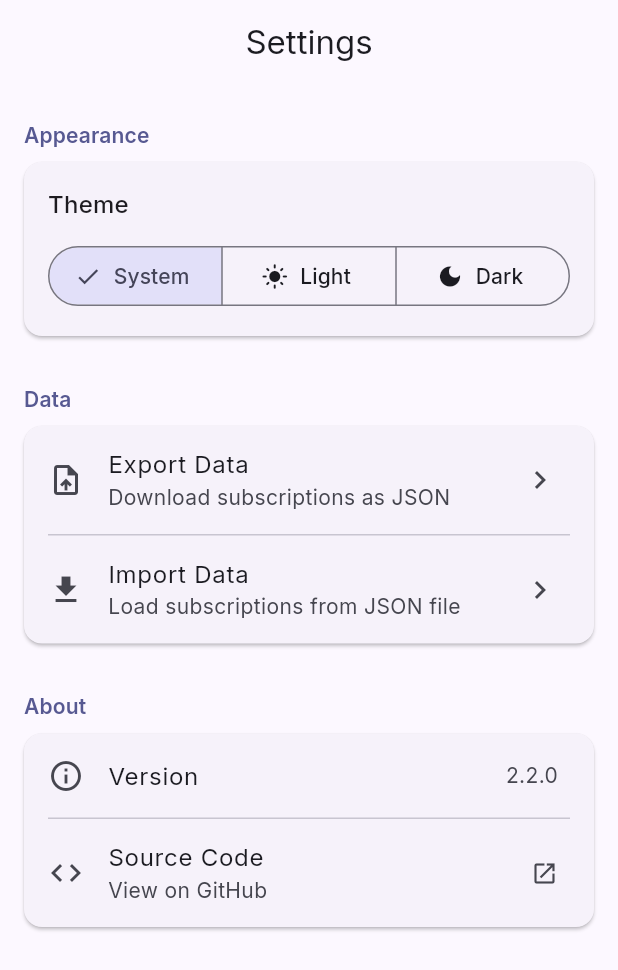
After one commit to andrelupe/sub-tracker, a Flutter app: the SettingsScreen screen opened by its route, on a phone screen of 412 x 824 dp. The commit adds this screen. Shown: the top 970 px of the screen. Run offline on Flutter 3.47's test engine with Material 3 defaults, Android fonts, the phone set to English and light mode, and no system bars; our stand-ins replace file_picker, flutter_dotenv, flutter_riverpod, flutter_slidable, go_router, google_fonts and 2 more; missing offline and left inert: dart:html; accounts and stored records are empty; generated files the repository leaves out were written again; network calls fail.

Commit message:
v2.2.0 — Settings & Data Management (#5)
* feat: add settings screen with theme selector and data management (#3)

- **Settings Screen**: new vertical slice with appearance, data, and about sections
- **Theme Selector**: SegmentedButton with system/light/dark modes using SharedPreferences
- **Export/Import**: JSON file handling with validation and web download support
- **About Section**: app version display and GitHub link via url_launcher
- **API Service**: new postList() method for bulk import operations
- **Subscription Service**: importSubscriptions() method for data import
- **Router**: /settings route with navigation icon in home screen AppBar
- **Main App**: reactive theme mode integration with ThemeModeNotifier
- **Dependencies**: file_picker, shared_preferences, url_launcher packages
- **Version**: updated to v2.2.0 in constants and pubspec

Co-authored-by: andre.pereira <andre.pereira@relexsolutions.com>

* feat: implement bulk import endpoint for subscriptions (#4)

- **ImportEndpoint**: new POST /api/subscriptions/import endpoint with atomic operations
- **Request/Response models**: SubscriptionImportDto with validation for bulk import
- **Validation**: comprehensive checks for name, amount, currency, billing cycle, category
- **Domain model**: added Deactivate() method to Subscription entity
- **Atomic operations**: all-or-nothing import - fails entirely if any item invalid
- **Test coverage**: 20 new integration tests covering validation and edge cases
- **Currency support**: EUR, USD, GBP validation with proper error messages
- **Billing cycles**: Weekly, Monthly, Quarterly, Yearly enum validation

Co-authored-by: andre.pereira <andre.pereira@relexsolutions.com>

* fix: align JSON import format with backend expectations

- **FileService**: export format now wraps array in subscriptions object
- **FileService**: import validation expects {"subscriptions": [...]} format only
- **SubscriptionApiService**: use post() with structured object instead of postList()
- **ApiService**: accept both 200 and 201 status codes for import endpoint
- **ApiService**: removed unused postList() method
- Fixes import error 400 and ensures automatic cache refresh after import

---------

Co-authored-by: andre.pereira <andre.pereira@relexsolutions.com>

```diff
--- a/lib/core/constants/app_constants.dart
+++ b/lib/core/constants/app_constants.dart
@@ -4,7 +4,7 @@ import 'package:flutter_dotenv/flutter_dotenv.dart';
 abstract final class AppConstants {
   /// Current application version.
   /// This should match the version in pubspec.yaml.
-  static const String version = '2.1.0';
+  static const String version = '2.2.0';
 
   /// Application name.
   static const String appName = 'SubTracker';
--- a/lib/core/router/app_router.dart
+++ b/lib/core/router/app_router.dart
@@ -1,6 +1,7 @@
 import 'package:flutter/material.dart';
 import 'package:go_router/go_router.dart';
 import 'package:riverpod_annotation/riverpod_annotation.dart';
+import 'package:subtracker/features/settings/screens/settings_screen.dart';
 import 'package:subtracker/features/subscriptions/screens/home_screen.dart';
 import 'package:subtracker/features/subscriptions/screens/subscription_form_screen.dart';
 
@@ -10,6 +11,7 @@ abstract class AppRoutes {
   static const home = '/';
   static const addSubscription = '/subscription/add';
   static const editSubscription = '/subscription/edit/:id';
+  static const settings = '/settings';
 
   static String editSubscriptionPath(String id) => '/subscription/edit/$id';
 }
@@ -37,6 +39,11 @@ GoRouter appRouter(AppRouterRef ref) {
           return SubscriptionFormScreen(subscriptionId: id);
         },
       ),
+      GoRoute(
+        path: AppRoutes.settings,
+        name: 'settings',
+        builder: (context, state) => const SettingsScreen(),
+      ),
     ],
     errorBuilder: (context, state) => Scaffold(
       body: Center(
--- a/lib/core/services/api_service.dart
+++ b/lib/core/services/api_service.dart
@@ -80,7 +80,7 @@ class ApiService {
           )
           .timeout(_timeout);
 
-      if (response.statusCode == 201) {
+      if (response.statusCode == 200 || response.statusCode == 201) {
         final dynamic decoded = json.decode(response.body);
         if (fromJson != null) {
           return fromJson(decoded as Map<String, dynamic>);
--- /dev/null
+++ b/lib/features/settings/providers/settings_providers.dart
@@ -0,0 +1,38 @@
+import 'package:flutter/material.dart';
+import 'package:riverpod_annotation/riverpod_annotation.dart';
+import 'package:shared_preferences/shared_preferences.dart';
+
+part 'settings_providers.g.dart';
+
+const _themeModeKey = 'theme_mode';
+
+@Riverpod(keepAlive: true)
+class ThemeModeNotifier extends _$ThemeModeNotifier {
+  @override
+  ThemeMode build() {
+    _loadThemeMode();
+    return ThemeMode.system;
+  }
+
+  Future<void> _loadThemeMode() async {
+    final prefs = await SharedPreferences.getInstance();
+    final value = prefs.getString(_themeModeKey);
+    if (value != null) {
+      state = _themeModeFromString(value);
+    }
+  }
+
+  Future<void> setThemeMode(ThemeMode mode) async {
+    state = mode;
+    final prefs = await SharedPreferences.getInstance();
+    await prefs.setString(_themeModeKey, mode.name);
+  }
+
+  static ThemeMode _themeModeFromString(String value) {
+    return switch (value) {
+      'light' => ThemeMode.light,
+      'dark' => ThemeMode.dark,
+      _ => ThemeMode.system,
+    };
+  }
+}
--- /dev/null
+++ b/lib/features/settings/screens/settings_screen.dart
@@ -0,0 +1,55 @@
+import 'package:flutter/material.dart';
+import 'package:flutter_riverpod/flutter_riverpod.dart';
+import 'package:subtracker/features/settings/widgets/about_section.dart';
+import 'package:subtracker/features/settings/widgets/export_button.dart';
+import 'package:subtracker/features/settings/widgets/import_button.dart';
+import 'package:subtracker/features/settings/widgets/theme_selector.dart';
+
+/// Settings screen with theme selection, data management and about info.
+class SettingsScreen extends ConsumerWidget {
+  const SettingsScreen({super.key});
+
+  @override
+  Widget build(BuildContext context, WidgetRef ref) {
+    return Scaffold(
+      appBar: AppBar(
+        title: const Text('Settings'),
+      ),
+      body: ListView(
+        padding: const EdgeInsets.symmetric(vertical: 16),
+        children: [
+          const ThemeSelector(),
+          const SizedBox(height: 24),
+          Padding(
+            padding: const EdgeInsets.symmetric(horizontal: 16, vertical: 8),
+            child: Text(
+              'Data',
+              style: Theme.of(context).textTheme.titleSmall?.copyWith(
+                    color: Theme.of(context).colorScheme.primary,
+                    fontWeight: FontWeight.w600,
+                  ),
+            ),
+          ),
+          Card(
+            margin: const EdgeInsets.symmetric(horizontal: 16),
+            child: Column(
+              children: [
+                const ExportButton(),
+                Divider(
+                  height: 1,
+                  indent: 16,
+                  endIndent: 16,
+                  color: Theme.of(context).colorScheme.outlineVariant,
+                ),
+                const ImportButton(),
+              ],
+            ),
+          ),
+          const SizedBox(height: 24),
+          const AboutSection(),
+          const SizedBox(height: 32),
+        ],
+      ),
+    );
+  }
+}
--- /dev/null
+++ b/lib/features/settings/services/file_service.dart
@@ -0,0 +1,80 @@
+import 'dart:convert';
+
+import 'package:flutter/foundation.dart';
+import 'package:subtracker/features/subscriptions/models/subscription.dart';
+
+// ignore: always_use_package_imports
+import 'file_service_stub.dart'
+    // ignore: always_use_package_imports
+    if (dart.library.html) 'file_service_web.dart' as platform;
+
+/// Service for handling file export and import operations.
+class FileService {
+  const FileService();
+
+  /// Exports subscriptions as a formatted JSON string.
+  String formatExportJson(List<Subscription> subscriptions) {
+    final exportData = subscriptions.map((sub) {
+      return {
+        'name': sub.name,
+        'description': sub.description,
+        'amount': sub.amount,
+        'currency': sub.currency,
+        'billingCycle': sub.billingCycle.label,
+        'category': sub.category.label,
+        'startDate': sub.startDate.toIso8601String().split('T').first,
+        'url': sub.url,
+        'reminderDaysBefore': sub.reminderDaysBefore,
+        'isActive': sub.isActive,
+      };
+    }).toList();
+
+    // Wrap in subscriptions object
+    final wrappedData = {'subscriptions': exportData};
+
+    const encoder = JsonEncoder.withIndent('  ');
+    return encoder.convert(wrappedData);
+  }
+
+  /// Generates the export filename with current date.
+  String get exportFilename {
+    final now = DateTime.now();
+    final date =
+        '${now.year}-${now.month.toString().padLeft(2, '0')}-${now.day.toString().padLeft(2, '0')}';
+    return 'subtracker_export_$date.json';
+  }
+
+  /// Downloads a JSON file in the browser (web only).
+  void downloadJsonWeb(String jsonContent, String filename) {
+    if (kIsWeb) {
+      platform.downloadFile(jsonContent, filename);
+    }
+  }
+
+  /// Validates that the JSON content has a 'subscriptions' property with an array.
+  List<Map<String, dynamic>>? validateImportJson(String jsonContent) {
+    try {
+      final dynamic decoded = json.decode(jsonContent);
+
+      // Expect object format: {"subscriptions": [...]}
+      if (decoded is! Map<String, dynamic>) return null;
+      if (!decoded.containsKey('subscriptions')) return null;
+      if (decoded['subscriptions'] is! List) return null;
+
+      final subscriptionsList = decoded['subscriptions'] as List<dynamic>;
+
+      final items = <Map<String, dynamic>>[];
+      for (final dynamic item in subscriptionsList) {
+        if (item is! Map<String, dynamic>) return null;
+        if (!item.containsKey('name') || !item.containsKey('amount')) {
+          return null;
+        }
+        items.add(item);
+      }
+
+      return items;
+    } catch (_) {
+      return null;
+    }
+  }
+}
--- /dev/null
+++ b/lib/features/settings/services/file_service_stub.dart
@@ -0,0 +1,6 @@
+/// Stub implementation for non-web platforms.
+/// On native platforms, file export uses the file system directly.
+void downloadFile(String content, String filename) {
+  // No-op on non-web platforms.
+  // Native export could use path_provider + file system in the future.
+}
--- /dev/null
+++ b/lib/features/settings/services/file_service_web.dart
@@ -0,0 +1,18 @@
+// ignore_for_file: avoid_web_libraries_in_flutter
+
+import 'dart:convert';
+// ignore: unnecessary_import
+import 'dart:html' as html;
+
+/// Downloads a file in the browser by creating a temporary anchor element.
+void downloadFile(String content, String filename) {
+  final bytes = utf8.encode(content);
+  final blob = html.Blob([bytes], 'application/json');
+  final url = html.Url.createObjectUrlFromBlob(blob);
+
+  html.AnchorElement(href: url)
+    ..setAttribute('download', filename)
+    ..click();
+
+  html.Url.revokeObjectUrl(url);
+}
--- /dev/null
+++ b/lib/features/settings/widgets/about_section.dart
@@ -0,0 +1,70 @@
+import 'package:flutter/material.dart';
+import 'package:subtracker/core/constants/app_constants.dart';
+import 'package:url_launcher/url_launcher.dart';
+
+/// Section that displays app version and useful links.
+class AboutSection extends StatelessWidget {
+  const AboutSection({super.key});
+
+  static const _githubUrl = 'https://github.com/andrelupe/sub-tracker';
+
+  Future<void> _openUrl(BuildContext context, String url) async {
+    final uri = Uri.parse(url);
+    if (await canLaunchUrl(uri)) {
+      await launchUrl(uri, mode: LaunchMode.externalApplication);
+    } else {
+      if (context.mounted) {
+        ScaffoldMessenger.of(context).showSnackBar(
+          SnackBar(
+            content: Text('Could not open $url'),
+            behavior: SnackBarBehavior.floating,
+          ),
+        );
+      }
+    }
+  }
+
+  @override
+  Widget build(BuildContext context) {
+    return Column(
+      crossAxisAlignment: CrossAxisAlignment.start,
+      children: [
+        Padding(
+          padding: const EdgeInsets.symmetric(horizontal: 16, vertical: 8),
+          child: Text(
+            'About',
+            style: Theme.of(context).textTheme.titleSmall?.copyWith(
+                  color: Theme.of(context).colorScheme.primary,
+                  fontWeight: FontWeight.w600,
+                ),
+          ),
+        ),
+        Card(
+          margin: const EdgeInsets.symmetric(horizontal: 16),
+          child: Column(
+            children: [
+              ListTile(
+                leading: const Icon(Icons.info_outline),
+                title: const Text('Version'),
+                trailing: Text(
+                  AppConstants.version,
+                  style: Theme.of(context).textTheme.bodyMedium?.copyWith(
+                        color: Theme.of(context).colorScheme.onSurfaceVariant,
+                      ),
+                ),
+              ),
+              const Divider(height: 1, indent: 16, endIndent: 16),
+              ListTile(
+                leading: const Icon(Icons.code),
+                title: const Text('Source Code'),
+                subtitle: const Text('View on GitHub'),
+                trailing: const Icon(Icons.open_in_new, size: 18),
+                onTap: () => _openUrl(context, _githubUrl),
+              ),
+            ],
+          ),
+        ),
+      ],
+    );
+  }
+}
--- /dev/null
+++ b/lib/features/settings/widgets/export_button.dart
@@ -0,0 +1,74 @@
+import 'package:flutter/foundation.dart';
+import 'package:flutter/material.dart';
+import 'package:flutter_riverpod/flutter_riverpod.dart';
+import 'package:subtracker/core/providers/api_providers.dart';
+import 'package:subtracker/features/settings/services/file_service.dart';
+
+/// Button that exports all subscriptions as a JSON file.
+class ExportButton extends ConsumerStatefulWidget {
+  const ExportButton({super.key});
+
+  @override
+  ConsumerState<ExportButton> createState() => _ExportButtonState();
+}
+
+class _ExportButtonState extends ConsumerState<ExportButton> {
+  bool _isLoading = false;
+
+  Future<void> _export() async {
+    setState(() => _isLoading = true);
+
+    try {
+      final apiService = ref.read(subscriptionApiServiceProvider);
+      final subscriptions = await apiService.getAllSubscriptions();
+
+      const fileService = FileService();
+      final jsonContent = fileService.formatExportJson(subscriptions);
+      final filename = fileService.exportFilename;
+
+      if (kIsWeb) {
+        fileService.downloadJsonWeb(jsonContent, filename);
+      }
+
+      if (mounted) {
+        ScaffoldMessenger.of(context).showSnackBar(
+          SnackBar(
+            content: Text(
+              'Exported ${subscriptions.length} subscriptions to $filename',
+            ),
+            behavior: SnackBarBehavior.floating,
+          ),
+        );
+      }
+    } catch (error) {
+      if (mounted) {
+        ScaffoldMessenger.of(context).showSnackBar(
+          SnackBar(
+            content: Text('Export failed: $error'),
+            behavior: SnackBarBehavior.floating,
+            backgroundColor: Theme.of(context).colorScheme.error,
+          ),
+        );
+      }
+    } finally {
+      if (mounted) setState(() => _isLoading = false);
+    }
+  }
+
+  @override
+  Widget build(BuildContext context) {
+    return ListTile(
+      leading: const Icon(Icons.upload_file),
+      title: const Text('Export Data'),
+      subtitle: const Text('Download subscriptions as JSON'),
+      trailing: _isLoading
+          ? const SizedBox(
+              width: 24,
+              height: 24,
+              child: CircularProgressIndicator(strokeWidth: 2),
+            )
+          : const Icon(Icons.chevron_right),
+      onTap: _isLoading ? null : _export,
+    );
+  }
+}
--- /dev/null
+++ b/lib/features/settings/widgets/import_button.dart
@@ -0,0 +1,144 @@
+import 'dart:convert';
+
+import 'package:file_picker/file_picker.dart';
+import 'package:flutter/material.dart';
+import 'package:flutter_riverpod/flutter_riverpod.dart';
+import 'package:subtracker/core/providers/api_providers.dart';
+import 'package:subtracker/features/settings/services/file_service.dart';
+import 'package:subtracker/features/subscriptions/providers/subscription_providers.dart';
+
+/// Button that imports subscriptions from a JSON file.
+class ImportButton extends ConsumerStatefulWidget {
+  const ImportButton({super.key});
+
+  @override
+  ConsumerState<ImportButton> createState() => _ImportButtonState();
+}
+
+class _ImportButtonState extends ConsumerState<ImportButton> {
+  bool _isLoading = false;
+
+  Future<void> _import() async {
+    setState(() => _isLoading = true);
+
+    try {
+      final result = await FilePicker.platform.pickFiles(
+        type: FileType.custom,
+        allowedExtensions: ['json'],
+        withData: true,
+      );
+
+      if (result == null || result.files.isEmpty) {
+        if (mounted) setState(() => _isLoading = false);
+        return;
+      }
+
+      final file = result.files.first;
+      final String jsonContent;
+
+      if (file.bytes != null) {
+        jsonContent = utf8.decode(file.bytes!);
+      } else {
+        if (mounted) {
+          ScaffoldMessenger.of(context).showSnackBar(
+            SnackBar(
+              content: const Text('Could not read file contents'),
+              behavior: SnackBarBehavior.floating,
+              backgroundColor: Theme.of(context).colorScheme.error,
+            ),
+          );
+        }
+        return;
+      }
+
+      const fileService = FileService();
+      final validated = fileService.validateImportJson(jsonContent);
+
+      if (validated == null) {
+        if (mounted) {
+          ScaffoldMessenger.of(context).showSnackBar(
+            SnackBar(
+              content: const Text(
+                'Invalid file format. Expected a JSON array of subscriptions.',
+              ),
+              behavior: SnackBarBehavior.floating,
+              backgroundColor: Theme.of(context).colorScheme.error,
+            ),
+          );
+        }
+        return;
+      }
+
+      if (!mounted) return;
+
+      final confirmed = await _showConfirmDialog(validated.length);
+      if (confirmed != true) return;
+
+      final apiService = ref.read(subscriptionApiServiceProvider);
+      await apiService.importSubscriptions(validated);
+
+      ref.invalidate(subscriptionsNotifierProvider);
+
+      if (mounted) {
+        ScaffoldMessenger.of(context).showSnackBar(
+          SnackBar(
+            content: Text('Imported ${validated.length} subscriptions'),
+            behavior: SnackBarBehavior.floating,
+          ),
+        );
+      }
+    } catch (error) {
+      if (mounted) {
+        ScaffoldMessenger.of(context).showSnackBar(
+          SnackBar(
+            content: Text('Import failed: $error'),
+            behavior: SnackBarBehavior.floating,
+            backgroundColor: Theme.of(context).colorScheme.error,
+          ),
+        );
+      }
+    } finally {
+      if (mounted) setState(() => _isLoading = false);
+    }
+  }
+
+  Future<bool?> _showConfirmDialog(int count) {
+    return showDialog<bool>(
+      context: context,
+      builder: (context) => AlertDialog(
+        title: const Text('Import Subscriptions'),
+        content: Text(
+          'This will import $count subscription${count != 1 ? 's' : ''}. '
+          'Continue?',
+        ),
+        actions: [
+          TextButton(
+            onPressed: () => Navigator.of(context).pop(false),
+            child: const Text('Cancel'),
+          ),
+          FilledButton(
+            onPressed: () => Navigator.of(context).pop(true),
+            child: const Text('Import'),
+          ),
+        ],
+      ),
+    );
+  }
+
+  @override
+  Widget build(BuildContext context) {
+    return ListTile(
+      leading: const Icon(Icons.download),
+      title: const Text('Import Data'),
+      subtitle: const Text('Load subscriptions from JSON file'),
+      trailing: _isLoading
+          ? const SizedBox(
+              width: 24,
+              height: 24,
+              child: CircularProgressIndicator(strokeWidth: 2),
+            )
+          : const Icon(Icons.chevron_right),
+      onTap: _isLoading ? null : _import,
+    );
+  }
+}
--- /dev/null
+++ b/lib/features/settings/widgets/theme_selector.dart
@@ -0,0 +1,73 @@
+import 'package:flutter/material.dart';
+import 'package:flutter_riverpod/flutter_riverpod.dart';
+import 'package:subtracker/features/settings/providers/settings_providers.dart';
+
+/// Widget that displays a segmented button for theme selection.
+class ThemeSelector extends ConsumerWidget {
+  const ThemeSelector({super.key});
+
+  @override
+  Widget build(BuildContext context, WidgetRef ref) {
+    final themeMode = ref.watch(themeModeNotifierProvider);
+
+    return Column(
+      crossAxisAlignment: CrossAxisAlignment.start,
+      children: [
+        Padding(
+          padding: const EdgeInsets.symmetric(horizontal: 16, vertical: 8),
+          child: Text(
+            'Appearance',
+            style: Theme.of(context).textTheme.titleSmall?.copyWith(
+                  color: Theme.of(context).colorScheme.primary,
+                  fontWeight: FontWeight.w600,
+                ),
+          ),
+        ),
+        Card(
+          margin: const EdgeInsets.symmetric(horizontal: 16),
+          child: Padding(
+            padding: const EdgeInsets.all(16),
+            child: Column(
+              crossAxisAlignment: CrossAxisAlignment.start,
+              children: [
+                Text(
+                  'Theme',
+                  style: Theme.of(context).textTheme.titleMedium,
+                ),
+                const SizedBox(height: 12),
+                SizedBox(
+                  width: double.infinity,
+                  child: SegmentedButton<ThemeMode>(
+                    segments: const [
+                      ButtonSegment(
+                        value: ThemeMode.system,
+                        label: Text('System'),
+                        icon: Icon(Icons.brightness_auto),
+                      ),
+                      ButtonSegment(
+                        value: ThemeMode.light,
+                        label: Text('Light'),
+                        icon: Icon(Icons.light_mode),
+                      ),
+                      ButtonSegment(
+                        value: ThemeMode.dark,
+                        label: Text('Dark'),
+                        icon: Icon(Icons.dark_mode),
+                      ),
+                    ],
+                    selected: {themeMode},
+                    onSelectionChanged: (selection) {
+                      ref
+                          .read(themeModeNotifierProvider.notifier)
+                          .setThemeMode(selection.first);
+                    },
+                  ),
+                ),
+              ],
+            ),
+          ),
+        ),
+      ],
+    );
+  }
+}
--- a/lib/features/subscriptions/screens/home_screen.dart
+++ b/lib/features/subscriptions/screens/home_screen.dart
@@ -44,6 +44,16 @@ class _HomeScreenState extends ConsumerState<HomeScreen> {
     final searchQuery = ref.watch(searchQueryProvider);
 
     return Scaffold(
+      appBar: AppBar(
+        title: const Text('Subscription Tracker'),
+        actions: [
+          IconButton(
+            icon: const Icon(Icons.settings),
+            tooltip: 'Settings',
+            onPressed: () => context.push(AppRoutes.settings),
+          ),
+        ],
+      ),
       body: asyncSubscriptions.when(
         data: (allSubscriptions) {
           if (allSubscriptions.isEmpty) {
--- a/lib/features/subscriptions/services/subscription_api_service.dart
+++ b/lib/features/subscriptions/services/subscription_api_service.dart
@@ -85,6 +85,15 @@ class SubscriptionApiService {
     await _apiService.delete('/subscriptions/$id');
   }
 
+  Future<void> importSubscriptions(
+    List<Map<String, dynamic>> subscriptions,
+  ) async {
+    // Backend expects: {"subscriptions": [...]}
+    await _apiService.post('/subscriptions/import', {
+      'subscriptions': subscriptions,
+    });
+  }
+
   Future<void> toggleSubscriptionStatus(String id, bool isActive) async {
     final subscription = await getSubscriptionById(id);
 
--- a/lib/main.dart
+++ b/lib/main.dart
@@ -3,6 +3,7 @@ import 'package:flutter_dotenv/flutter_dotenv.dart';
 import 'package:flutter_riverpod/flutter_riverpod.dart';
 import 'package:subtracker/core/router/app_router.dart';
 import 'package:subtracker/core/theme/app_theme.dart';
+import 'package:subtracker/features/settings/providers/settings_providers.dart';
 
 void main() async {
   WidgetsFlutterBinding.ensureInitialized();
@@ -21,13 +22,14 @@ class SubTrackerApp extends ConsumerWidget {
   @override
   Widget build(BuildContext context, WidgetRef ref) {
     final router = ref.watch(appRouterProvider);
+    final themeMode = ref.watch(themeModeNotifierProvider);
 
     return MaterialApp.router(
       title: 'SubTracker',
       debugShowCheckedModeBanner: false,
       theme: AppTheme.light,
       darkTheme: AppTheme.dark,
-      themeMode: ThemeMode.system,
+      themeMode: themeMode,
       routerConfig: router,
     );
   }
```
Also changed, not shown: pubspec.yaml (+6 -1 lines), lib/core/router/app_router.g.dart, lib/features/settings/providers/settings_providers.g.dart (added), 9 other files.
